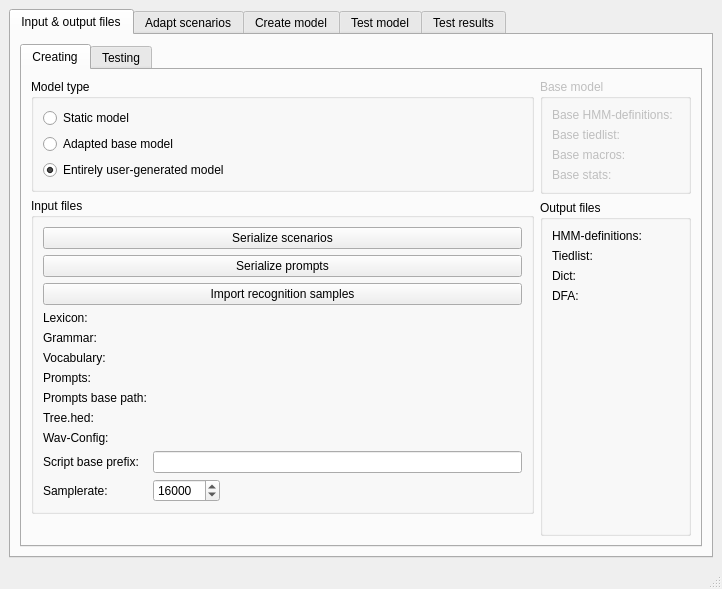
The window that sam/src/main.ui (KDE/simon) describes before a commit, drawn with Qt 5.
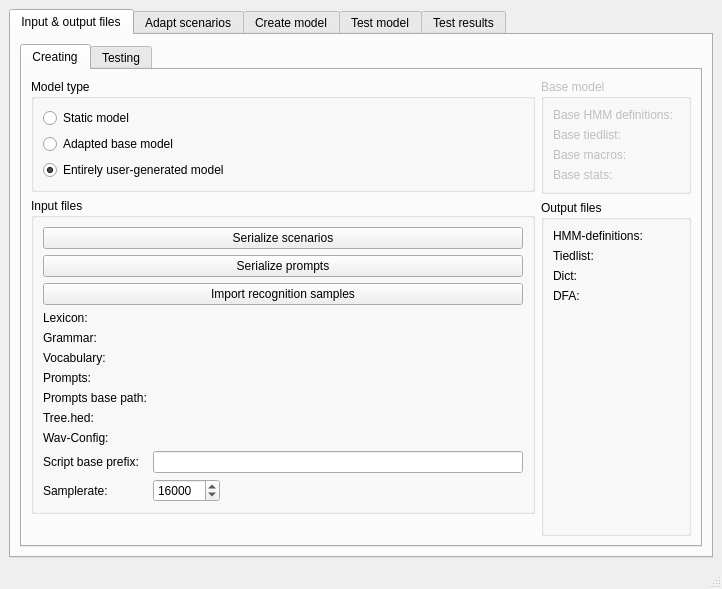
The same window after the commit. Custom widgets are drawn as their Qt base class.

The edit to the form file:
```diff
--- a/sam/src/main.ui
+++ b/sam/src/main.ui
@@ -263,7 +263,7 @@
                  <item row="0" column="0">
                   <widget class="QLabel" name="label">
                    <property name="text">
-                    <string>Base HMM-definitions:</string>
+                    <string>Base HMM definitions:</string>
                    </property>
                   </widget>
                  </item>
```
